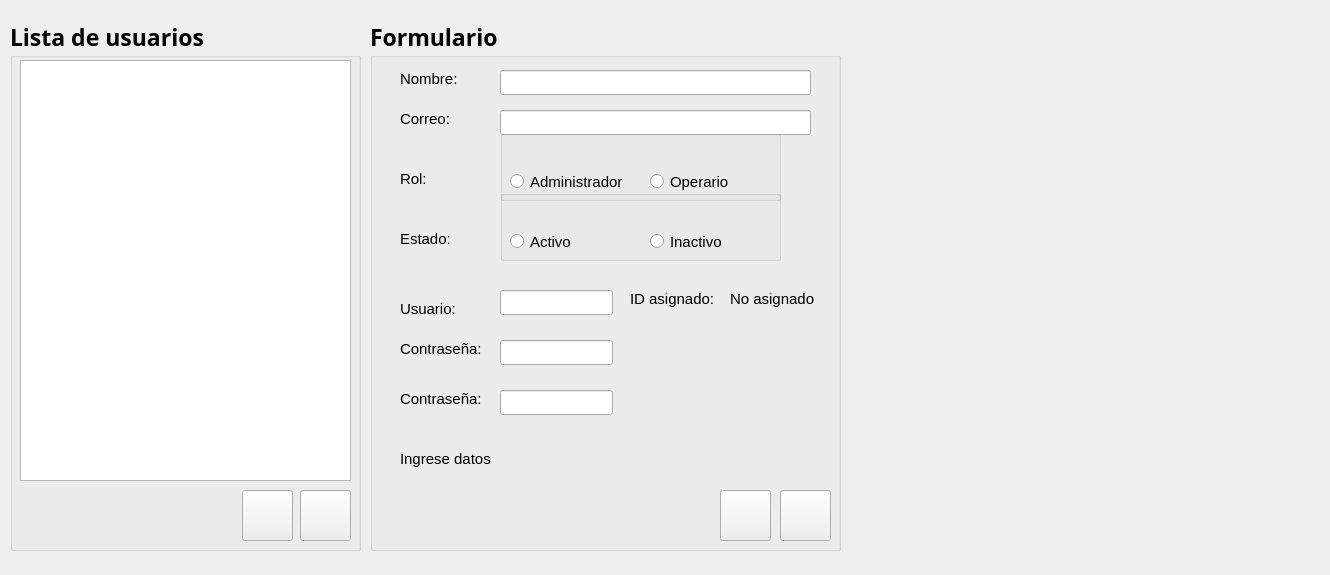
Old version of the form GUI/user_registration.ui in the repository Nickleon16/APP_LIDAR.
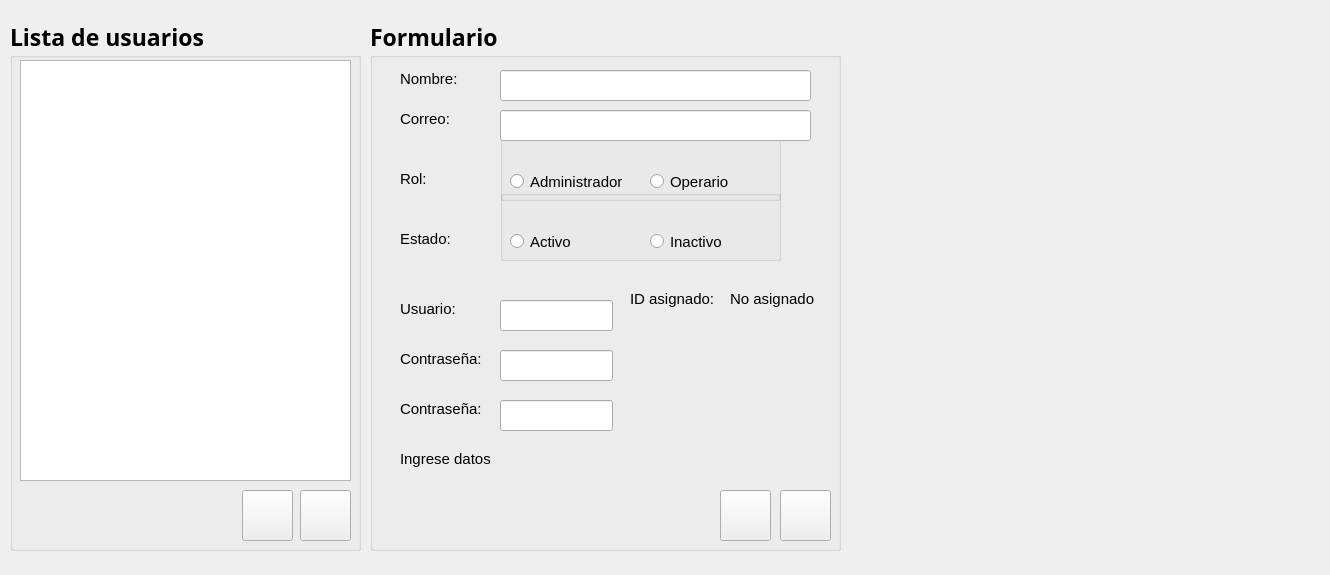
New version of the form. Icons and pictures are not drawn.

The edit to the form file:
```diff
--- a/GUI/user_registration.ui
+++ b/GUI/user_registration.ui
@@ -69,7 +69,7 @@
       <x>130</x>
       <y>50</y>
       <width>311</width>
-      <height>25</height>
+      <height>31</height>
      </rect>
     </property>
     <property name="font">
@@ -90,7 +90,7 @@
       <x>130</x>
       <y>90</y>
       <width>311</width>
-      <height>25</height>
+      <height>31</height>
      </rect>
     </property>
     <property name="font">
@@ -156,7 +156,7 @@
     <property name="geometry">
      <rect>
       <x>30</x>
-      <y>370</y>
+      <y>380</y>
       <width>91</width>
       <height>17</height>
      </rect>
@@ -198,7 +198,7 @@
     <property name="geometry">
      <rect>
       <x>30</x>
-      <y>320</y>
+      <y>330</y>
       <width>91</width>
       <height>17</height>
      </rect>
@@ -219,9 +219,9 @@
     <property name="geometry">
      <rect>
       <x>130</x>
-      <y>270</y>
+      <y>280</y>
       <width>113</width>
-      <height>25</height>
+      <height>31</height>
      </rect>
     </property>
     <property name="font">
@@ -350,9 +350,9 @@
     <property name="geometry">
      <rect>
       <x>130</x>
-      <y>370</y>
+      <y>380</y>
       <width>113</width>
-      <height>25</height>
+      <height>31</height>
      </rect>
     </property>
     <property name="font">
@@ -368,9 +368,9 @@
     <property name="geometry">
      <rect>
       <x>130</x>
-      <y>320</y>
+      <y>330</y>
       <width>113</width>
-      <height>25</height>
+      <height>31</height>
      </rect>
     </property>
     <property name="font">
```
